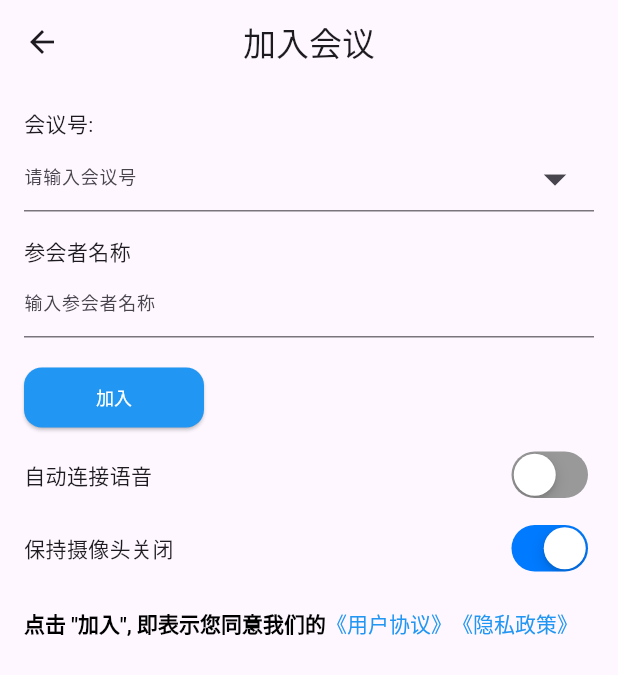
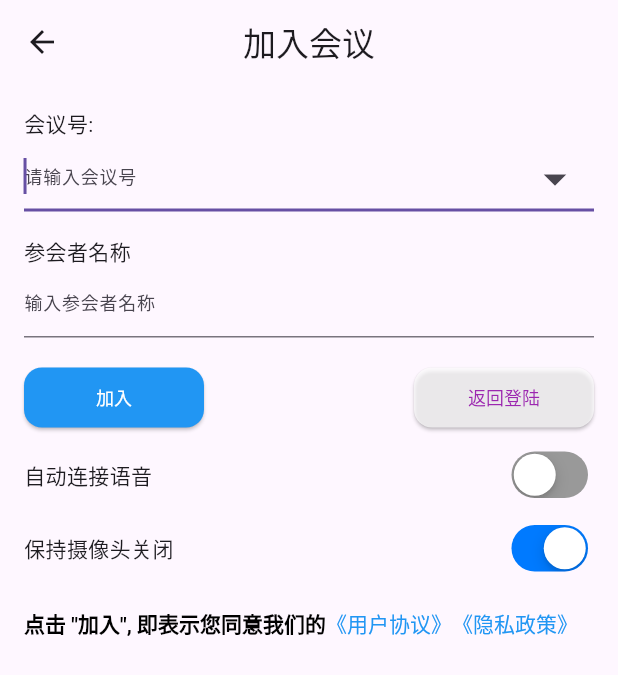
Before and after one commit to LMF2020/best_mobile, a Flutter app: the JoinMeetingPage screen opened directly, on a phone screen of 412 x 824 dp. Shown: the top 675 px of the screen. Run offline on Flutter 3.47's test engine with Material 3 defaults, Android fonts, the light colour scheme and no system bars; our stand-ins replace connectivity_plus, dio, email_validator, fluttertoast, get, get_storage and 2 more; missing offline and left inert: flutter_cupertino_datetime_picker, flutter_logs; accounts and stored records are empty.

Commit message:
修改页面显示布局

```diff
--- a/lib/api/http_api.dart
+++ b/lib/api/http_api.dart
@@ -41,7 +41,7 @@ class HttpsAPI {
   Future<List<Meeting>> listMeeting({required String userId}) async {
     try {
       if (kDebugMode) {
-        print('[listMeeting request] userId: ${userId}, apiKey: ${APP.apiKey}');
+        print('[listMeeting request] userId: $userId, apiKey: ${APP.apiKey}');
       }
       var response = await dio.post(
         '/v1/meeting/list',
--- a/lib/subpages/join_meeting.dart
+++ b/lib/subpages/join_meeting.dart
@@ -2,6 +2,7 @@ import 'package:flutter/cupertino.dart';
 import 'package:flutter/gestures.dart';
 import 'package:flutter/material.dart';
 import 'package:get/get.dart';
+import 'package:sparkmob/config/route_config.dart';
 import 'package:sparkmob/controller/main_controller.dart';
 import 'package:sparkmob/controller/main_state.dart';
 import 'package:sparkmob/utils/app_const.dart';
@@ -125,6 +126,7 @@ class JoinMeetingPage extends StatelessWidget {
                               // 输入会议号
                               controller: meetingNumberController,
                               keyboardType: TextInputType.number,
+                              autofocus: true,
                               decoration: InputDecoration(
                                 hintText: 'hint.meeting_numb'.tr,
                                 hintStyle: const TextStyle(fontSize: 12.0),
@@ -179,17 +181,24 @@ class JoinMeetingPage extends StatelessWidget {
                     },
                   ),
                   const SizedBox(height: 16.0),
+                  Row(
+                    mainAxisAlignment: MainAxisAlignment.spaceBetween,
+                    children: [
                       ElevatedButton(
                         style: ButtonStyle(
                           minimumSize:
                               MaterialStateProperty.all(const Size(120, 40)),
-                      backgroundColor: MaterialStateProperty.all(Colors.blue),
-                      foregroundColor: MaterialStateProperty.all(Colors.white),
+                          backgroundColor:
+                              MaterialStateProperty.all(Colors.blue),
+                          foregroundColor:
+                              MaterialStateProperty.all(Colors.white),
                           textStyle: MaterialStateProperty.all(
                               const TextStyle(fontSize: 12)),
                           // 设置文字样式
-                      shape: MaterialStateProperty.all(RoundedRectangleBorder(
-                          borderRadius: BorderRadius.circular(12))), // 设置形状
+                          shape: MaterialStateProperty.all(
+                              RoundedRectangleBorder(
+                                  borderRadius:
+                                      BorderRadius.circular(12))), // 设置形状
                         ),
                         onPressed: state.isButtonDisabled.isTrue
                             ? null
@@ -197,8 +206,10 @@ class JoinMeetingPage extends StatelessWidget {
                                 // 隐藏数字键盘
                                 FocusScope.of(context).unfocus();
                                 if (_formKey.currentState!.validate()) {
-                              String meetingNumb = meetingNumberController.text;
-                              String displayName = meetingTopicController.text;
+                                  String meetingNumb =
+                                      meetingNumberController.text;
+                                  String displayName =
+                                      meetingTopicController.text;
                                   // 写入本地缓存，以便下次仍旧可以获取到displayName
                                   controller.setData(
                                       APP.keyJoinDisplayName, displayName);
@@ -207,9 +218,10 @@ class JoinMeetingPage extends StatelessWidget {
 
                                   // 调用API 通过会议号获取会议成功
                                   onSuccess(meeting) {
-                                print(
-                                    'ret meeting numb: ' + meeting.meetingNumb);
-                                print('ret meeting pass: ' + meeting?.password);
+                                    print('ret meeting numb: ' +
+                                        meeting.meetingNumb);
+                                    print('ret meeting pass: ' +
+                                        meeting?.password);
 
                                     if (meeting.password == '' ||
                                         meeting.password == null) {
@@ -247,7 +259,8 @@ class JoinMeetingPage extends StatelessWidget {
                                     //   duration: const Duration(seconds: 5),
                                     // );
                                     /// 获取会议失败提示框
-                                controller.failAlert('toast.get_meeting.failed',
+                                    controller.failAlert(
+                                        'toast.get_meeting.failed',
                                         error.toString());
                                   }
 
@@ -259,6 +272,33 @@ class JoinMeetingPage extends StatelessWidget {
                                 }
                               },
                         child: Text('btn.join_meeting'.tr),
+                      ),
+                      const SizedBox(width: 20), // 添加一些间距
+                      if (controller.isLoggedIn.isFalse &&
+                          !controller.isTokenExist()) // token不存在或者未登陆，则显示登陆按钮
+                        ElevatedButton(
+                          style: ButtonStyle(
+                            minimumSize:
+                                MaterialStateProperty.all(const Size(120, 40)),
+                            backgroundColor:
+                                MaterialStateProperty.all(Colors.white70),
+                            foregroundColor:
+                                MaterialStateProperty.all(Colors.purple),
+                            textStyle: MaterialStateProperty.all(
+                                const TextStyle(fontSize: 12)),
+                            // 设置文字样式
+                            shape: MaterialStateProperty.all(
+                                RoundedRectangleBorder(
+                                    borderRadius:
+                                        BorderRadius.circular(12))), // 设置形状
+                          ),
+                          onPressed: () {
+                            // 返回登陆页面
+                            Get.toNamed(RouteConfig.login);
+                          },
+                          child: Text('login.back_to_login'.tr),
+                        ),
+                    ],
                   ),
                   const SizedBox(height: 8.0),
                   Row(
--- a/lib/subpages/meeting_detail.dart
+++ b/lib/subpages/meeting_detail.dart
@@ -74,7 +74,7 @@ class MeetingDetailPage extends StatelessWidget {
                   ),
                   Text(Utils.formatDateTimeLocal(
                       meeting.startTimeDate ?? DateTime.now(),
-                      controller.currentLocale.value!.languageCode))
+                      controller.currentLocale.value.languageCode))
                 ],
               ),
             if (meeting.startTimeUTC != '') const SizedBox(height: 16.0),
--- a/lib/utils/app_const.dart
+++ b/lib/utils/app_const.dart
@@ -34,11 +34,13 @@ class APP {
   /// 是否使用sdk登录，sdk 5.9.6 以后无法使用sdkLogin
   static const bool useWebLogin = true;
 
+  static const bool toJoinPageAfterAppInit = true;
+
   /// 定义用户名和密码的key
   static const String keyUserName = "username";
   static const String keyPassword = "pwd";
   static const String keyJoinDisplayName = "joinDisplayName";
   static const String keyMeetingHistory = "meetingHistory";
   static const String clientVerAndroid = "v1.0.3";
-  static const String clientVerIOS = "v1.0.1";
+  static const String clientVerIOS = "v1.0.2";
 }
--- a/lib/utils/messages.dart
+++ b/lib/utils/messages.dart
@@ -11,6 +11,7 @@ class Messages extends Translations {
           'login.email': '登录邮箱',
           'login.pwd': '密码',
           'login.btn': '登录',
+          'login.back_to_login': '返回登陆',
           'check.enter.valid.email': '请输入有效邮箱',
           'check.enter.pwd.required': '请输入密码',
           'login.fail': '登录失败，请重试',
@@ -106,6 +107,7 @@ class Messages extends Translations {
           'login.email': 'Email',
           'login.pwd': 'Password',
           'login.btn': 'Login',
+          'login.back_to_login': 'Back to Login',
           'check.enter.valid.email': 'Please enter a valid email',
           'check.enter.pwd.required': 'Password is required',
           'login.fail': 'Login failed',
--- a/lib/widgets/connection_util.dart
+++ b/lib/widgets/connection_util.dart
@@ -4,7 +4,7 @@ import 'package:connectivity_plus/connectivity_plus.dart';
 import 'package:sparkmob/controller/main_state.dart';
 
 class ConnectionUtil {
-  List<ConnectivityResult> _connectionStatus = [ConnectivityResult.none];
+  final List<ConnectivityResult> _connectionStatus = [ConnectivityResult.none];
   final Connectivity _connectivity = Connectivity();
   late StreamSubscription<List<ConnectivityResult>> _connectivitySubscription;
 
--- a/lib/widgets/connection_widget.dart
+++ b/lib/widgets/connection_widget.dart
@@ -4,6 +4,8 @@ import 'package:sparkmob/controller/main_controller.dart';
 
 class ConnectionWidget extends StatelessWidget {
   final _controller = Get.put(MainController());
+
+  ConnectionWidget({super.key});
 
   @override
   Widget build(BuildContext context) {
```
Also changed, not shown: lib/controller/main_controller.dart (+13 -0 lines), lib/subpages/edit_meeting.dart (+4 -4 lines), lib/subpages/schedule_meeting.dart (+4 -4 lines), 2 other files. Lines whose indentation alone changed are shown as unchanged.
